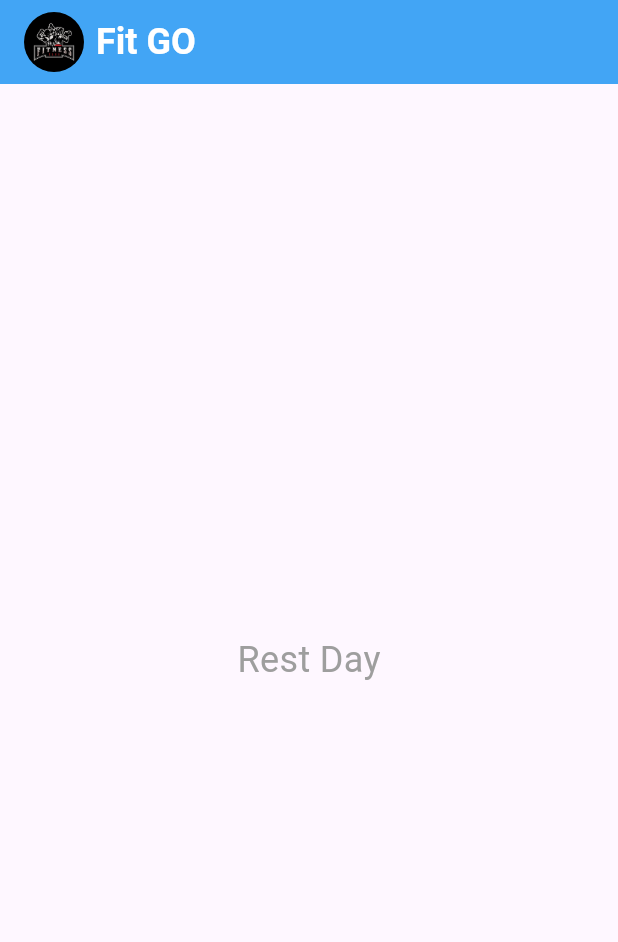
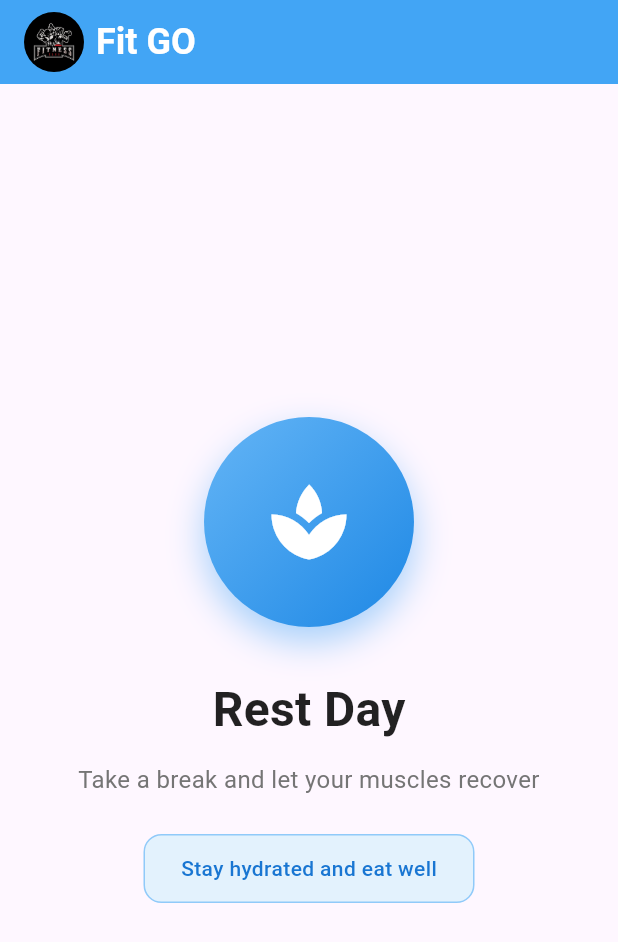
Before and after one commit to piseyKhenchandara/FitGo-flutter-final-project, a Flutter app: the WorkoutDetailPage screen opened directly with empty values, on a phone screen of 412 x 824 dp. Shown: the top 942 px of the screen. Run offline on Flutter 3.47's test engine with Material 3 defaults, Android fonts, the phone set to English and light mode, and no system bars; our stand-ins replace go_router, image_picker, shared_preferences; accounts and stored records are empty.

Commit message:
add rest_day_widget

```diff
--- a/lib/ui/home/workout_detail_page.dart
+++ b/lib/ui/home/workout_detail_page.dart
@@ -2,6 +2,7 @@ import 'dart:async';
 import 'package:fit_go/ui/home/exercise_detail_page.dart';
 import 'package:fit_go/widgets/appbar.dart';
 import 'package:fit_go/widgets/homepage_header.dart';
+import 'package:fit_go/widgets/rest_day_widget.dart';
 import 'package:flutter/material.dart';
 import 'package:fit_go/data/gym_data/user_activity.dart';
 
@@ -28,12 +29,7 @@ Widget build(BuildContext context) {
 
     appBar: Appbar(),
     body: exercises.isEmpty
-        ? Center(
-            child: Text(
-              'Rest Day',
-              style: TextStyle(fontSize: 24, color: Colors.grey),
-            ),
-          )
+        ? RestDayWidget()
         : Container(
             color: Colors.lightBlue,
 
--- /dev/null
+++ b/lib/widgets/rest_day_widget.dart
@@ -0,0 +1,86 @@
+import 'package:flutter/material.dart';
+
+class RestDayWidget extends StatelessWidget {
+  const RestDayWidget({super.key});
+
+  @override
+  Widget build(BuildContext context) {
+    return Center(
+            child: Padding(
+              padding: const EdgeInsets.all(24.0),
+              child: Column(
+                mainAxisAlignment: MainAxisAlignment.center,
+                children: [
+                  Container(
+                    padding: const EdgeInsets.all(40),
+                    decoration: BoxDecoration(
+                      gradient: LinearGradient(
+                        begin: Alignment.topLeft,
+                        end: Alignment.bottomRight,
+                        colors: [
+                          Colors.blue.shade300,
+                          Colors.blue.shade600,
+                        ],
+                      ),
+                      shape: BoxShape.circle,
+                      boxShadow: [
+                        BoxShadow(
+                          color: Colors.blue.withOpacity(0.4),
+                          blurRadius: 20,
+                          offset: const Offset(0, 10),
+                        )
+                      ],
+                    ),
+                    child: const Icon(
+                      Icons.spa,
+                      size: 60,
+                      color: Colors.white,
+                    ),
+                  ),
+                  const SizedBox(height: 32),
+                  Text(
+                    'Rest Day',
+                    style: const TextStyle(
+                      fontSize: 32,
+                      fontWeight: FontWeight.bold,
+                      color: Colors.black87,
+                    ),
+                  ),
+                  const SizedBox(height: 12),
+                  Text(
+                    'Take a break and let your muscles recover',
+                    textAlign: TextAlign.center,
+                    style: TextStyle(
+                      fontSize: 16,
+                      color: Colors.grey.shade600,
+                      height: 1.5,
+                    ),
+                  ),
+                  const SizedBox(height: 24),
+                  Container(
+                    padding: const EdgeInsets.symmetric(
+                      horizontal: 24,
+                      vertical: 12,
+                    ),
+                    decoration: BoxDecoration(
+                      color: Colors.blue.shade50,
+                      borderRadius: BorderRadius.circular(12),
+                      border: Border.all(
+                        color: Colors.blue.shade200,
+                      ),
+                    ),
+                    child: Text(
+                      'Stay hydrated and eat well',
+                      style: TextStyle(
+                        fontSize: 14,
+                        color: Colors.blue.shade700,
+                        fontWeight: FontWeight.w500,
+                      ),
+                    ),
+                  ),
+                ],
+              ),
+            ),
+          );
+  }
+}
```
